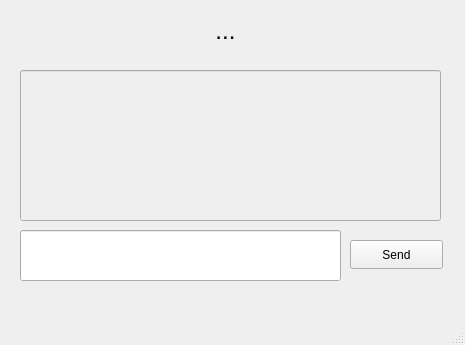
Qt form client/chatview.ui (katerinavlasova/Network_Chat) before a commit.
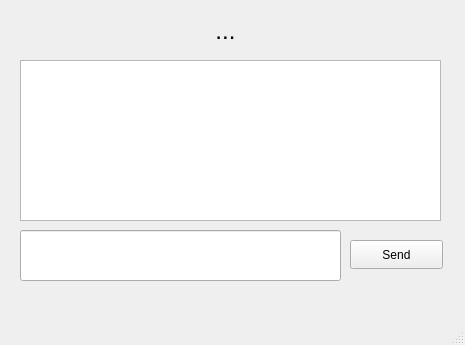
The same form after that commit.

Commit message: replace lineEdit with textBrowser to display chat

```diff
--- a/client/chatview.ui
+++ b/client/chatview.ui
@@ -35,24 +35,6 @@
      <set>Qt::AlignCenter</set>
     </property>
    </widget>
-   <widget class="QLineEdit" name="chatLineEdit">
-    <property name="enabled">
-     <bool>false</bool>
-    </property>
-    <property name="geometry">
-     <rect>
-      <x>20</x>
-      <y>70</y>
-      <width>421</width>
-      <height>151</height>
-     </rect>
-    </property>
-    <property name="font">
-     <font>
-      <pointsize>10</pointsize>
-     </font>
-    </property>
-   </widget>
    <widget class="QLineEdit" name="MessagelineEdit">
     <property name="geometry">
      <rect>
@@ -81,6 +63,16 @@
      <string>Send</string>
     </property>
    </widget>
+   <widget class="QTextBrowser" name="chattextBrowser">
+    <property name="geometry">
+     <rect>
+      <x>20</x>
+      <y>60</y>
+      <width>421</width>
+      <height>161</height>
+     </rect>
+    </property>
+   </widget>
   </widget>
   <widget class="QStatusBar" name="statusbar"/>
  </widget>
```
The commit also changes 3 other files.
